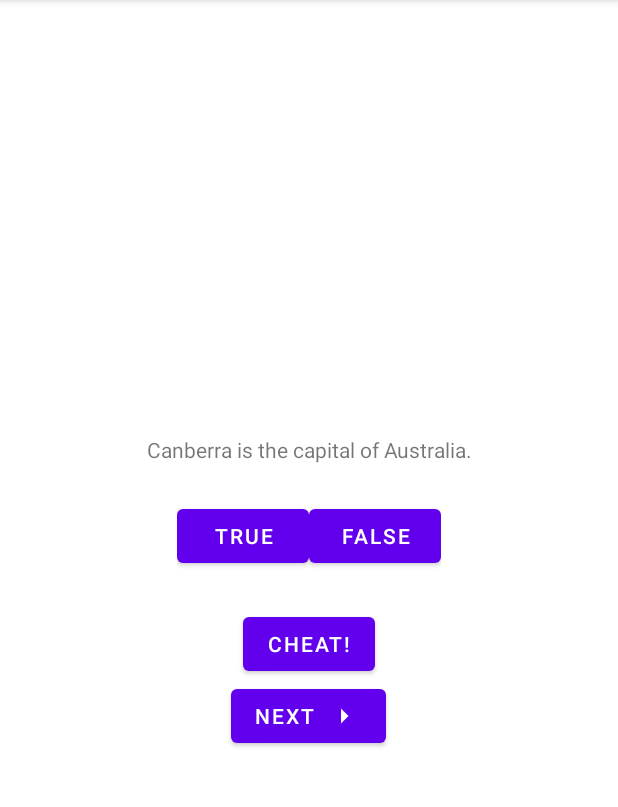
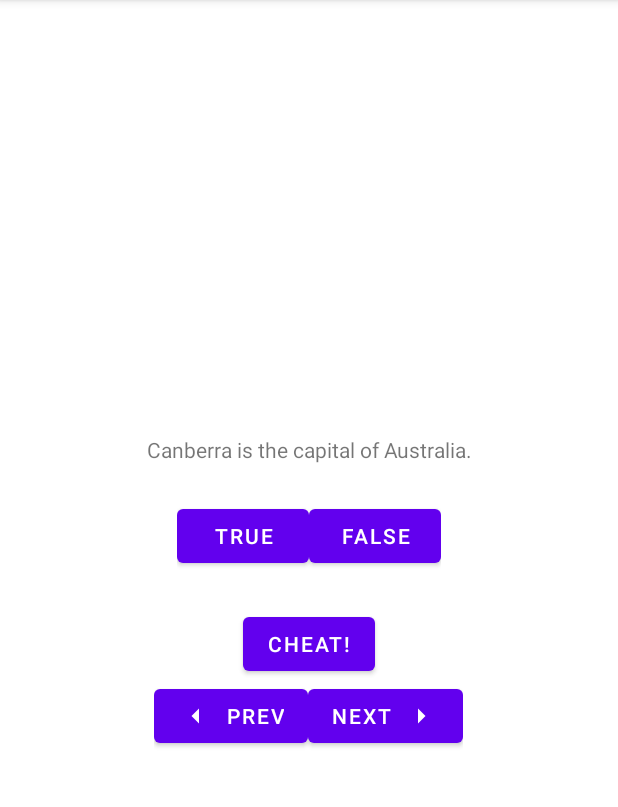
Before and after one commit to amora7741/CS4750-GeoQuiz, an Android app: the screen it shows after launch (MainActivity), on a phone screen of 412 x 824 dp, the part 84-891 px from its top. Run offline under Robolectric (Android 15) with nearby library versions, the phone set to English and light mode, and no system bars.

Commit message:
Added previous button

```diff
--- a/app/src/main/java/com/bignerdranch/android/geoquiz/MainActivity.kt
+++ b/app/src/main/java/com/bignerdranch/android/geoquiz/MainActivity.kt
@@ -40,6 +40,12 @@ class MainActivity : AppCompatActivity() {
         binding.falseButton.setOnClickListener{view : View ->
             checkAnswer(false)
         }
+
+        binding.previousButton.setOnClickListener{
+            quizViewModel.moveToPrev()
+            updateQuestion()
+        }
+
         binding.nextButton.setOnClickListener {
             quizViewModel.moveToNext()
             updateQuestion()
--- a/app/src/main/java/com/bignerdranch/android/geoquiz/QuizViewModel.kt
+++ b/app/src/main/java/com/bignerdranch/android/geoquiz/QuizViewModel.kt
@@ -33,4 +33,10 @@ class QuizViewModel (private val savedStateHandle: SavedStateHandle) : ViewModel
     fun moveToNext() {
         currentIndex = (currentIndex + 1) % questionBank.size
     }
+
+    fun moveToPrev() {
+        currentIndex -= 1
+        if (currentIndex < 0)
+            currentIndex = questionBank.size - 1
+    }
 }
--- /dev/null
+++ b/app/src/main/res/drawable/arrow_left.xml
@@ -0,0 +1,5 @@
+<vector android:autoMirrored="true" android:height="24dp"
+    android:tint="?attr/colorControlNormal" android:viewportHeight="24"
+    android:viewportWidth="24" android:width="24dp" xmlns:android="http://schemas.android.com/apk/res/android">
+    <path android:fillColor="@android:color/white" android:pathData="M14,7l-5,5 5,5V7z"/>
+</vector>
--- a/app/src/main/res/layout/activity_main.xml
+++ b/app/src/main/res/layout/activity_main.xml
@@ -35,12 +35,25 @@
 		android:layout_height="wrap_content"
 		android:layout_marginTop="24dp"
 		android:text="@string/cheat_button" />
-	<Button
-		android:id="@+id/next_button"
+
+	<LinearLayout
 		android:layout_width="wrap_content"
 		android:layout_height="wrap_content"
-		android:text="@string/next_button"
-		app:icon="@drawable/arrow_right"
-		app:iconGravity="end" />
-	/>
+		android:orientation="horizontal">
+		<Button
+			android:id="@+id/previous_button"
+			android:layout_width="wrap_content"
+			android:layout_height="wrap_content"
+			app:icon="@drawable/arrow_left"
+			android:text="@string/previous_button"
+			/>
+		<Button
+			android:id="@+id/next_button"
+			android:layout_width="wrap_content"
+			android:layout_height="wrap_content"
+			android:text="@string/next_button"
+			app:icon="@drawable/arrow_right"
+			app:iconGravity="end"
+		/>
+	</LinearLayout>
 </LinearLayout>
--- a/app/src/main/res/values/strings.xml
+++ b/app/src/main/res/values/strings.xml
@@ -11,6 +11,7 @@
     <string name="correct_toast">Correct!</string>
     <string name="incorrect_toast">Incorrect!</string>
     <string name="next_button">Next</string>
+    <string name="previous_button">Prev</string>
     <string name="warning_text">Are you sure you want to do this?</string>
     <string name="show_answer_button">Show Answer</string>
     <string name="cheat_button">Cheat!</string>
```
